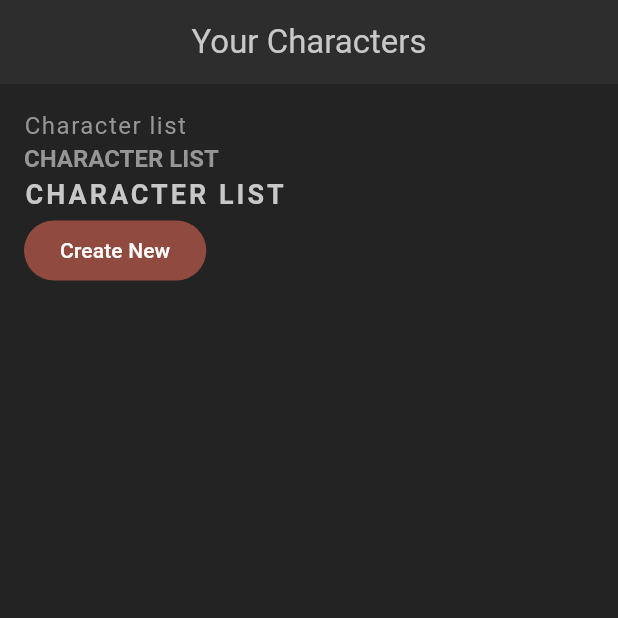
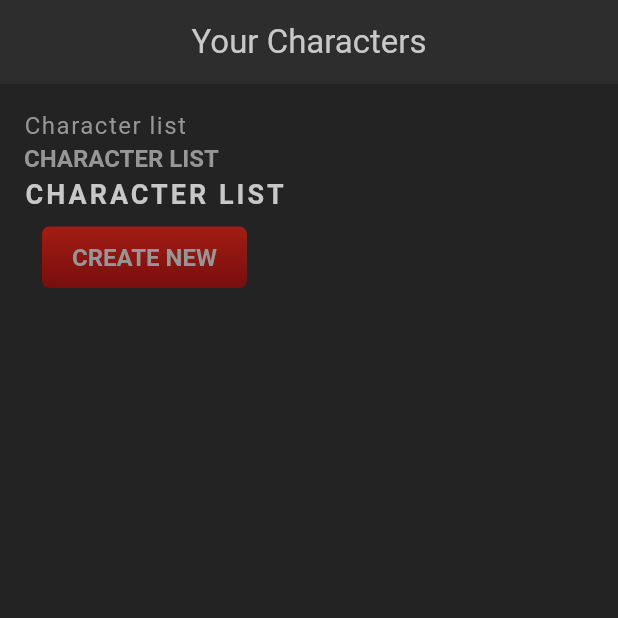
Before and after one commit to tertiussc/flutter_rpg_2, a Flutter app: the screen it shows after launch, on a phone screen of 412 x 824 dp, the top half of it. Run offline on Flutter 3.47's test engine with Material 3 defaults, Android fonts, the phone set to English and light mode, and no system bars.

Commit message:
Added styledButtons, no errors yet

```diff
--- a/lib/screens/home.dart
+++ b/lib/screens/home.dart
@@ -1,4 +1,5 @@
 import 'package:flutter/material.dart';
+import 'package:flutter_rpg_2/shared/styled_button.dart';
 import 'package:flutter_rpg_2/shared/styled_text.dart';
 
 class Home extends StatefulWidget {
@@ -24,10 +25,10 @@ class _HomeState extends State<Home> {
             StyledText('Character list'),
             StyledHeading('Character list'),
             StyledTitle('Character list'),
-            FilledButton(
+            StyledButton(
               onPressed: () {},
-              child: Text('Create New'),
-            )
+              child: StyledHeading('Create New'),
+            ),
           ],
         ),
       ),
--- /dev/null
+++ b/lib/shared/styled_button.dart
@@ -0,0 +1,30 @@
+import 'package:flutter/material.dart';
+import 'package:flutter_rpg_2/theme.dart';
+
+class StyledButton extends StatelessWidget {
+  final Function() onPressed;
+  final Widget child;
+  const StyledButton({
+    super.key,
+    required this.onPressed,
+    required this.child,
+  });
+
+  @override
+  Widget build(BuildContext context) {
+    return TextButton(
+        onPressed: onPressed,
+        child: Container(
+          padding: EdgeInsets.symmetric(horizontal: 20, vertical: 10),
+          decoration: BoxDecoration(
+            gradient: LinearGradient(
+              colors: [AppColors.primaryColor, AppColors.primaryAccent],
+              begin: Alignment.topCenter,
+              end: Alignment.bottomCenter,
+            ),
+            borderRadius: BorderRadius.circular(5),
+          ),
+          child: child,
+        ));
+  }
+}
```
